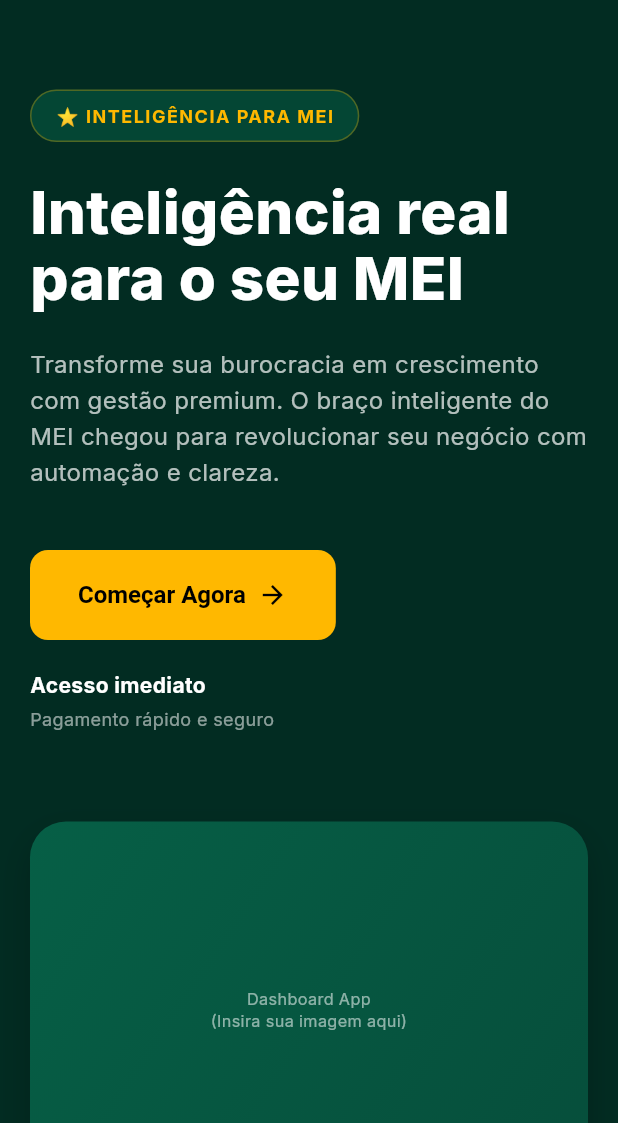
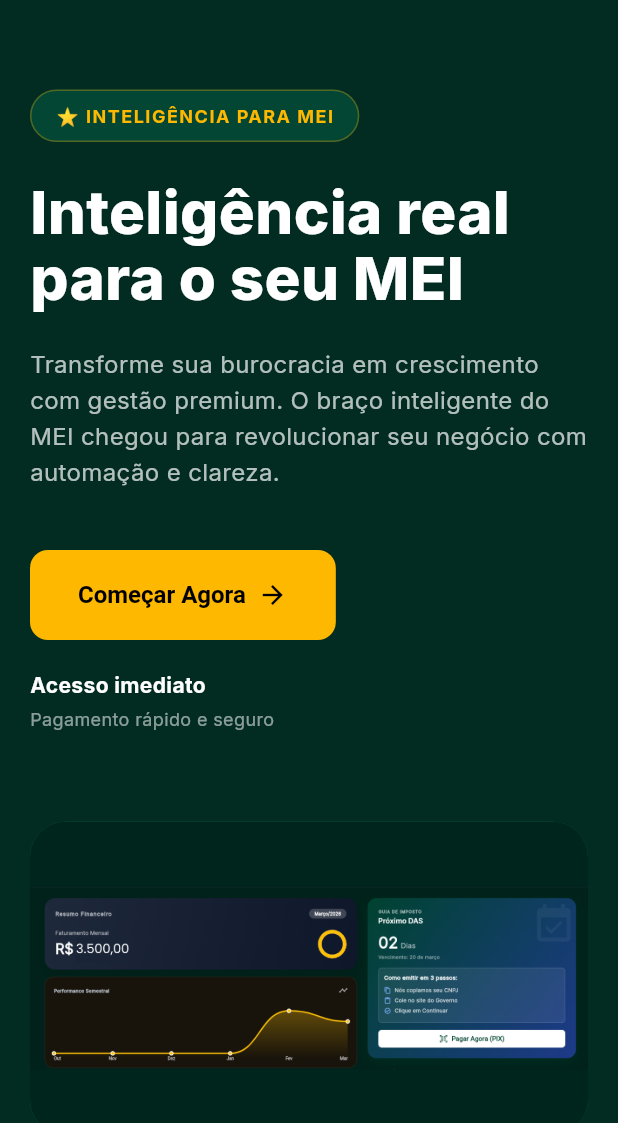
Before and after one commit to RapidNFe/meireapp, a Flutter app: the screen it shows after launch, on a phone screen of 412 x 824 dp, the part 113-1236 px from its top. Run offline on Flutter 3.47's test engine with Material 3 defaults, Android fonts, the phone set to English and light mode, and no system bars; our stand-ins replace dio, file_picker, flutter_riverpod, flutter_secure_storage, flutter_svg, google_fonts and 8 more; project files that could hold a hidden picture were left out.

Commit message:
landing4

```diff
--- a/lib/features/landing/ui/landing_page.dart
+++ b/lib/features/landing/ui/landing_page.dart
@@ -199,26 +199,24 @@ class HeroSection extends StatelessWidget {
           Expanded(
             flex: isMobile ? 0 : 1,
             child: AnimatedHoverCard(
+              child: ClipRRect(
+                borderRadius: BorderRadius.circular(24),
                 child: Container(
-                height: isMobile ? 250 : 400,
+                  constraints: BoxConstraints(maxHeight: isMobile ? 300 : 500),
                   width: double.infinity,
                   decoration: BoxDecoration(
-                  gradient: const LinearGradient(
-                    colors: [verdeCard, verdeSecundario],
-                    begin: Alignment.topLeft,
-                    end: Alignment.bottomRight,
-                  ),
-                  borderRadius: BorderRadius.circular(24),
+                    color: verdeCard,
                     boxShadow: [
                       BoxShadow(
-                        color: Colors.black.withValues(alpha: 0.2),
-                        blurRadius: 20,
-                        offset: const Offset(0, 10))
+                          color: Colors.black.withValues(alpha: 0.3),
+                          blurRadius: 30,
+                          offset: const Offset(0, 15))
                     ],
                   ),
-                child: const Center(
-                  child: Text('Dashboard App\n(Insira sua imagem aqui)',
-                      textAlign: TextAlign.center, style: TextStyle(color: Colors.white54)),
+                  child: Image.asset(
+                    'assets/images/dashboard.png',
+                    fit: BoxFit.contain, // Garante que a imagem não seja cortada
+                  ),
                 ),
               ),
             ),
--- a/pubspec.yaml
+++ b/pubspec.yaml
@@ -38,3 +38,5 @@ dev_dependencies:
 
 flutter:
   uses-material-design: true
+  assets:
+    - assets/images/
```
Also changed, not shown: assets/images/dashboard.png (added). Lines whose indentation alone changed are shown as unchanged.
